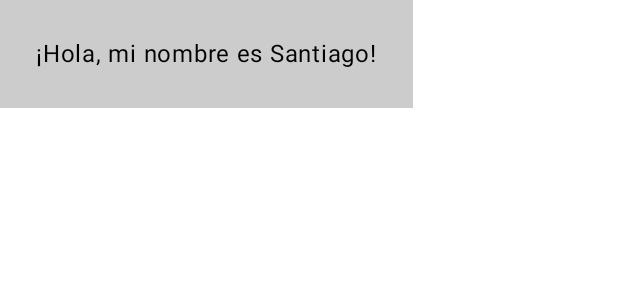
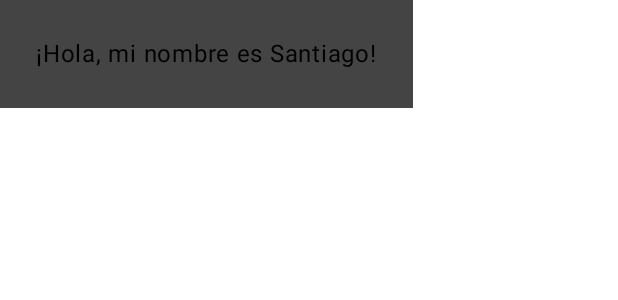
Before and after one commit to scassiano/dadm2023_2, an Android app built with Jetpack Compose: the @Preview function GreetingPreview, on a phone screen of 412 x 824 dp. Shown: the top 300 px of the screen. Run offline under Robolectric (Android 15) with nearby library versions, the light colour scheme and no system bars.

Commit message:
Actualizado Background Reto 0

```diff
--- a/Reto_0/app/src/main/java/com/example/greatingcard/MainActivity.kt
+++ b/Reto_0/app/src/main/java/com/example/greatingcard/MainActivity.kt
@@ -34,7 +34,7 @@ class MainActivity : ComponentActivity() {
 
 @Composable
 fun Greeting(name: String) {
-    Surface(color = Color.LightGray) {
+    Surface(color = Color.DarkGray) {
         Text(
             text = "¡Hola, mi nombre es $name!",
             modifier = Modifier.padding(24.dp)
```
